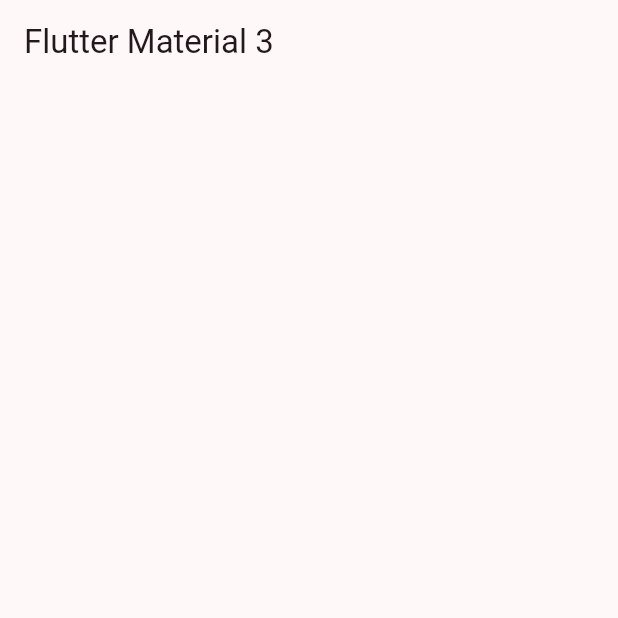
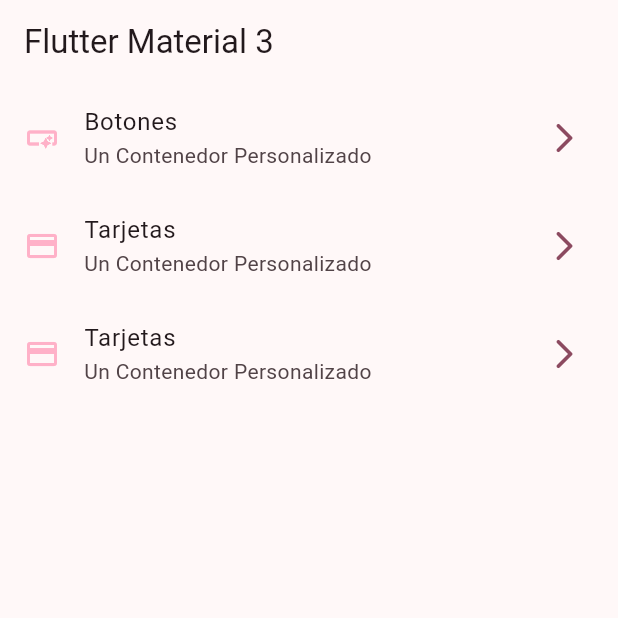
Before and after one commit to xxxferminxxx123/FlutterAplicationRoutes, a Flutter app: the screen it shows after launch, on a phone screen of 412 x 824 dp, the top half of it. Run offline on Flutter 3.47's test engine with Material 3 defaults, Android fonts, the phone set to English and light mode, and no system bars.

```diff
--- a/lib/config/menu/menu_items.dart
+++ b/lib/config/menu/menu_items.dart
@@ -25,6 +25,12 @@ const appMenuItems = <MenuItem>[
     MenuItem(
     title: 'Tarjetas',
     subTitle: 'Un Contenedor Personalizado',
+    link: '/card',
+    icon: Icons.credit_card,
+  ),
+  MenuItem(
+    title: 'Tarjetas',
+    subTitle: 'Un Contenedor Personalizado',
     link: '/Card',
     icon: Icons.credit_card,
   ),
--- a/lib/config/presentation/screens/home/home_screen.dart
+++ b/lib/config/presentation/screens/home/home_screen.dart
@@ -1,15 +1,67 @@
+import 'package:aplication/config/menu/menu_items.dart';
+import 'package:aplication/config/presentation/screens/buttons/buttons_screens.dart';
 import 'package:flutter/material.dart';
 
 class HomeScreen extends StatelessWidget {
-
   const HomeScreen({super.key});
 
   @override
   Widget build(BuildContext context) {
     return Scaffold(
-      appBar: AppBar(
-        title: const Text('Flutter Material 3'),
-      ),
+      appBar: AppBar(title: const Text('Flutter Material 3')),
+      body: const HomeView(),
     );
   }
 }
+
+class HomeView extends StatelessWidget {
+  const HomeView({super.key});
+
+  @override
+  Widget build(BuildContext context) {
+    return ListView.builder(
+      itemCount  : appMenuItems.length,
+      itemBuilder: (context, index) {
+
+       final menuItem = appMenuItems[index]; // ✅ Obtener la instancia correcta
+
+        return CustomListType(menuItem: menuItem);
+        // final menuItem = appMenuItems[index];
+        // return Text(menuItem.title);
+      },
+    );
+  }
+}
+
+class CustomListType extends StatelessWidget {
+  const CustomListType({
+    super.key,
+    required this.menuItem,
+  });
+
+  final MenuItem menuItem;
+
+  @override
+  Widget build(BuildContext context) {
+
+    final colors = Theme.of(context).colorScheme;
+
+    return ListTile(
+      leading: Icon(menuItem.icon, color:colors.primaryFixedDim),
+      trailing: Icon(Icons.arrow_forward_ios_rounded,color:colors.primary ,),
+      title: Text(menuItem.title),
+      subtitle: Text(menuItem.subTitle),
+      onTap: () => {
+
+        //  Navigator.of(context).push(
+        //     MaterialPageRoute(builder: (context)=>
+        //       const ButtonsScreens()
+        //     )
+        //  )
+
+        Navigator.pushNamed(context, menuItem.link)
+
+      },
+    );
+  }
+}
--- a/lib/main.dart
+++ b/lib/main.dart
@@ -1,3 +1,5 @@
+import 'package:aplication/config/presentation/cards/cards_screen.dart';
+import 'package:aplication/config/presentation/screens/buttons/buttons_screens.dart';
 import 'package:aplication/config/presentation/screens/home/home_screen.dart';
 import 'package:aplication/config/theme/app_theme.dart';
 import 'package:flutter/material.dart';
@@ -8,16 +10,22 @@ void main() {
 
 class MainApp extends StatelessWidget {
 
-  static const FALSO = false; // ✅ Esto es válido
+  static const bool   falso = false;
+  static const String rutaCard = '/card';
+  static const String buttons = '/buttons';
 
   const MainApp({super.key});
 
   @override
   Widget build(BuildContext context) {
     return MaterialApp(
-      debugShowCheckedModeBanner: FALSO,
+      debugShowCheckedModeBanner: falso,
       theme: AppTheme(selectedColor: 0 ).geTheme(),
-      home: HomeScreen()
+      home: HomeScreen(),
+      routes: {
+          buttons:(context) =>const ButtonsScreens()
+        ,rutaCard:(context) =>const CardsScreens()
+      },
     );
   }
 }
```
Also changed, not shown: lib/config/presentation/cards/cards_screen.dart (added, +15 -0 lines), lib/config/presentation/screens/buttons/buttons_screens.dart (added, +15 -0 lines).
